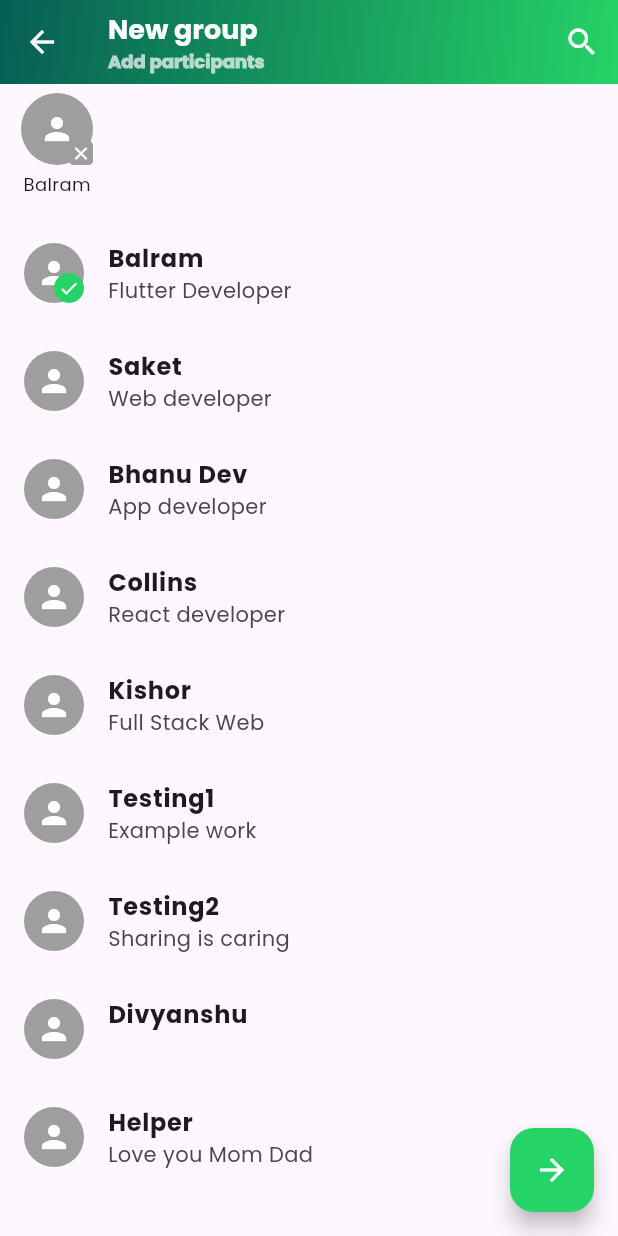
After one commit to San2021331091/voxa-social-chat-app, a Flutter app: the CreateGroup screen opened directly, after a tap on "Balram", on a phone screen of 412 x 824 dp. The commit adds this screen. Run offline on Flutter 3.47's test engine with Material 3 defaults, Android fonts, the phone set to English and light mode, and no system bars; our stand-ins replace file_picker, flutter_contacts, flutter_svg, geolocator, image_picker, marquee.

Commit message:
new group create page design

```diff
--- /dev/null
+++ b/frontend/voxa/lib/screens/creategroup.dart
@@ -0,0 +1,186 @@
+import 'package:flutter/material.dart';
+import 'package:voxa/colors/colors.dart';
+
+class CreateGroup extends StatefulWidget {
+  const CreateGroup({super.key});
+
+  @override
+  State<CreateGroup> createState() => _CreateGroupState();
+}
+
+class _CreateGroupState extends State<CreateGroup> {
+  final List<Map<String, String>> contacts = [
+    {"name": "Balram", "about": "Flutter Developer"},
+    {"name": "Saket", "about": "Web developer"},
+    {"name": "Bhanu Dev", "about": "App developer"},
+    {"name": "Collins", "about": "React developer"},
+    {"name": "Kishor", "about": "Full Stack Web"},
+    {"name": "Testing1", "about": "Example work"},
+    {"name": "Testing2", "about": "Sharing is caring"},
+    {"name": "Divyanshu", "about": ""},
+    {"name": "Helper", "about": "Love you Mom Dad"},
+  ];
+
+  final Set<String> selectedUsers = {};
+
+  @override
+  Widget build(BuildContext context) {
+    return Scaffold(
+      appBar: AppBar(
+        elevation: 0,
+        leading: const BackButton(color: Colors.white),
+        title: const Column(
+          crossAxisAlignment: CrossAxisAlignment.start,
+          children: [
+            Text(
+              "New group",
+              style: TextStyle(
+                color: Colors.white,
+                fontSize: 18,
+                fontWeight: FontWeight.bold,
+              ),
+            ),
+            SizedBox(height: 2),
+            Text(
+              "Add participants",
+              style: TextStyle(
+                color: Colors.white70,
+                fontSize: 12,
+                fontWeight: FontWeight.w900,
+              ),
+            ),
+          ],
+        ),
+        actions: [
+          IconButton(
+            icon: const Icon(Icons.search, color: Colors.white),
+            onPressed: () {},
+          ),
+        ],
+        flexibleSpace: Container(
+          decoration: const BoxDecoration(
+            gradient: LinearGradient(
+              colors: [AppColor.tealGreen, AppColor.lightGreen],
+              begin: Alignment.topLeft,
+              end: Alignment.bottomRight,
+            ),
+          ),
+        ),
+      ),
+
+      floatingActionButton: selectedUsers.isNotEmpty
+          ? FloatingActionButton(
+              backgroundColor: AppColor.lightGreen,
+              onPressed: () {
+                // Next screen (Group name page)
+              },
+              child: const Icon(Icons.arrow_forward, color: Colors.white),
+            )
+          : null,
+
+      body: Column(
+        children: [
+          if (selectedUsers.isNotEmpty) _selectedUsersBar(),
+          Expanded(child: _contactsList()),
+        ],
+      ),
+    );
+  }
+
+  // Selected users (top horizontal list)
+  Widget _selectedUsersBar() {
+    return Container(
+      height: 90,
+      padding: const EdgeInsets.symmetric(horizontal: 8),
+      child: ListView(
+        scrollDirection: Axis.horizontal,
+        children: selectedUsers.map((name) {
+          return Padding(
+            padding: const EdgeInsets.all(6),
+            child: Column(
+              children: [
+                Stack(
+                  children: [
+                    const CircleAvatar(
+                      radius: 24,
+                      backgroundColor: Colors.grey,
+                      child: Icon(Icons.person, color: Colors.white),
+                    ),
+                    Positioned(
+                      bottom: -2,
+                      right: -2,
+                      child: GestureDetector(
+                        onTap: () {
+                          setState(() => selectedUsers.remove(name));
+                        },
+                        child: const CircleAvatar(
+                          radius: 10,
+                          backgroundColor: Colors.grey,
+                          child: Icon(
+                            Icons.close,
+                            size: 14,
+                            color: Colors.white,
+                          ),
+                        ),
+                      ),
+                    ),
+                  ],
+                ),
+                const SizedBox(height: 4),
+                Text(
+                  name,
+                  style: const TextStyle(fontSize: 12),
+                  overflow: TextOverflow.ellipsis,
+                ),
+              ],
+            ),
+          );
+        }).toList(),
+      ),
+    );
+  }
+
+  // Contacts list
+  Widget _contactsList() {
+    return ListView.builder(
+      itemCount: contacts.length,
+      itemBuilder: (context, index) {
+        final contact = contacts[index];
+        final isSelected = selectedUsers.contains(contact["name"]);
+
+        return ListTile(
+          leading: Stack(
+            children: [
+              const CircleAvatar(
+                backgroundColor: Colors.grey,
+                child: Icon(Icons.person, color: Colors.white),
+              ),
+              if (isSelected)
+                const Positioned(
+                  bottom: 0,
+                  right: 0,
+                  child: CircleAvatar(
+                    radius: 10,
+                    backgroundColor: AppColor.lightGreen,
+                    child: Icon(Icons.check, size: 14, color: Colors.white),
+                  ),
+                ),
+            ],
+          ),
+          title: Text(
+            contact["name"]!,
+            style: const TextStyle(fontWeight: FontWeight.w600),
+          ),
+          subtitle: Text(contact["about"] ?? ""),
+          onTap: () {
+            setState(() {
+              isSelected
+                  ? selectedUsers.remove(contact["name"])
+                  : selectedUsers.add(contact["name"]!);
+            });
+          },
+        );
+      },
+    );
+  }
+}
```
Also changed, not shown: frontend/voxa/lib/customui/customcard.dart (+9 -7 lines), frontend/voxa/lib/model/chatmodel.dart (+8 -4 lines), frontend/voxa/lib/pages/ChatPage.dart (+17 -13 lines), frontend/voxa/lib/screens/individualpage.dart (+55 -53 lines), frontend/voxa/lib/screens/selectcontact.dart (+93 -29 lines).
